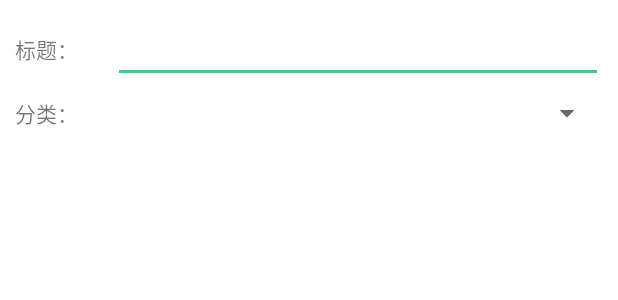
After one commit to sksksk11/MyAndroid, an Android app: the layout config_webinfo_layout.xml on its own in the app's theme, with its tools: preview values and no code run, on a phone screen of 412 x 824 dp. The commit adds this screen. Shown: the top 300 px of the screen. Run offline under Robolectric (Android 15) with nearby library versions, the light colour scheme and no system bars.

Commit message:
2024年9月9日-01

```diff
--- a/MyMusic/app/src/main/res/layout/activity_saved_bookmark.xml
+++ b/MyMusic/app/src/main/res/layout/activity_saved_bookmark.xml
@@ -25,6 +25,7 @@
             android:paddingLeft="15dp"
             android:hint="输入搜索..."
             android:background="@null"
+            android:textColor="@color/black"
             />
         <ImageView
             android:id="@+id/iv_clearSearchText"
--- /dev/null
+++ b/MyMusic/app/src/main/res/layout/config_webinfo_layout.xml
@@ -0,0 +1,50 @@
+<?xml version="1.0" encoding="utf-8"?>
+<LinearLayout xmlns:android="http://schemas.android.com/apk/res/android"
+    android:layout_width="match_parent"
+    android:layout_height="wrap_content"
+    android:orientation="vertical"
+    android:padding="10dp"
+    >
+    <LinearLayout
+        android:layout_width="match_parent"
+        android:layout_height="wrap_content"
+        android:orientation="horizontal"
+        >
+        <TextView
+            android:layout_width="0dp"
+            android:layout_height="match_parent"
+            android:text="标题："
+            android:gravity="center_vertical"
+            android:layout_weight="1"
+            />
+        <EditText
+            android:id="@+id/et_title"
+            android:layout_width="0dp"
+            android:layout_height="match_parent"
+            android:layout_weight="5"
+            android:gravity="center_vertical"
+            />
+    </LinearLayout>
+    <LinearLayout
+        android:layout_width="match_parent"
+        android:layout_height="40dp"
+        android:orientation="horizontal"
+
+        >
+        <TextView
+            android:layout_width="0dp"
+            android:layout_height="match_parent"
+            android:layout_weight="1"
+            android:text="分类："
+            android:gravity="center_vertical"
+            />
+        <Spinner
+            android:id="@+id/spn_category"
+            android:layout_width="0dp"
+            android:layout_height="match_parent"
+            android:layout_weight="5"
+            android:gravity="center_vertical"
+            />
+    </LinearLayout>
+
+</LinearLayout>
--- a/MyMusic/app/src/main/res/values/themes.xml
+++ b/MyMusic/app/src/main/res/values/themes.xml
@@ -12,6 +12,13 @@
         <!-- Status bar color. -->
         <item name="android:statusBarColor" tools:targetApi="l">?attr/colorPrimary</item>
         <!-- Customize your theme here. -->
+
+        <!-- 确保主题不受夜间模式影响 -->
+        <item name="isLightTheme">true</item>
+        <!-- 去除深色模式相关的设置 -->
+        <item name="android:forceDarkAllowed" tools:targetApi="q">false</item>
+        <item name="android:windowIsTranslucent">false</item>
+
     </style>
 
     <style name="Theme.fullScreen" parent="Theme.MyMusic">
```
Also changed, not shown: MyMusic/app/src/main/java/com/example/mymusic/SavedBookmarkActivity.java (+106 -10 lines), MyMusic/app/src/main/java/com/example/mymusic/data/WebInfo.java (+9 -0 lines), MyMusic/app/src/main/java/com/example/mymusic/utils/DatabaseHelper.java (+40 -4 lines).
